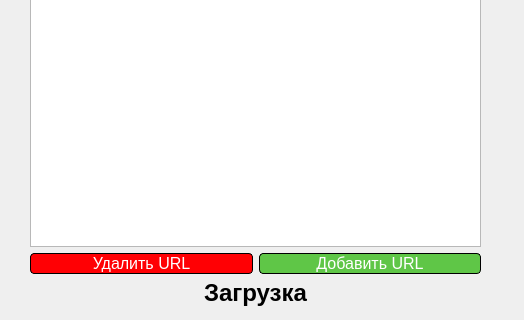
cra9had/task, file ui/url_ui.ui: the form before one commit; both pictures show x 0 to 524 and y 227 to 547 of the 524 by 547 pixel window.
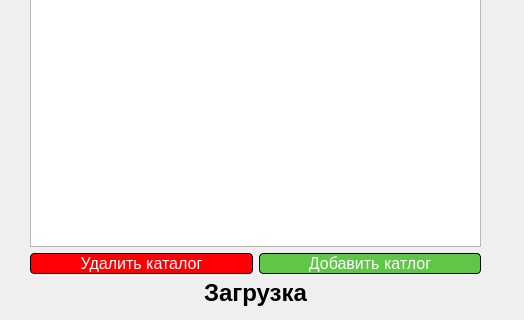
The form after the commit.

Commit message: added traySystem + fixed bags

Diff of the .ui file:
```diff
--- a/ui/url_ui.ui
+++ b/ui/url_ui.ui
@@ -105,7 +105,7 @@
 }</string>
          </property>
          <property name="text">
-          <string>Удалить URL</string>
+          <string>Удалить каталог</string>
          </property>
         </widget>
        </item>
@@ -134,7 +134,7 @@
 }</string>
          </property>
          <property name="text">
-          <string>Добавить URL</string>
+          <string>Добавить катлог</string>
          </property>
         </widget>
        </item>
```
Left out of the diff: 2 changed lines with no effect on the pictures.
